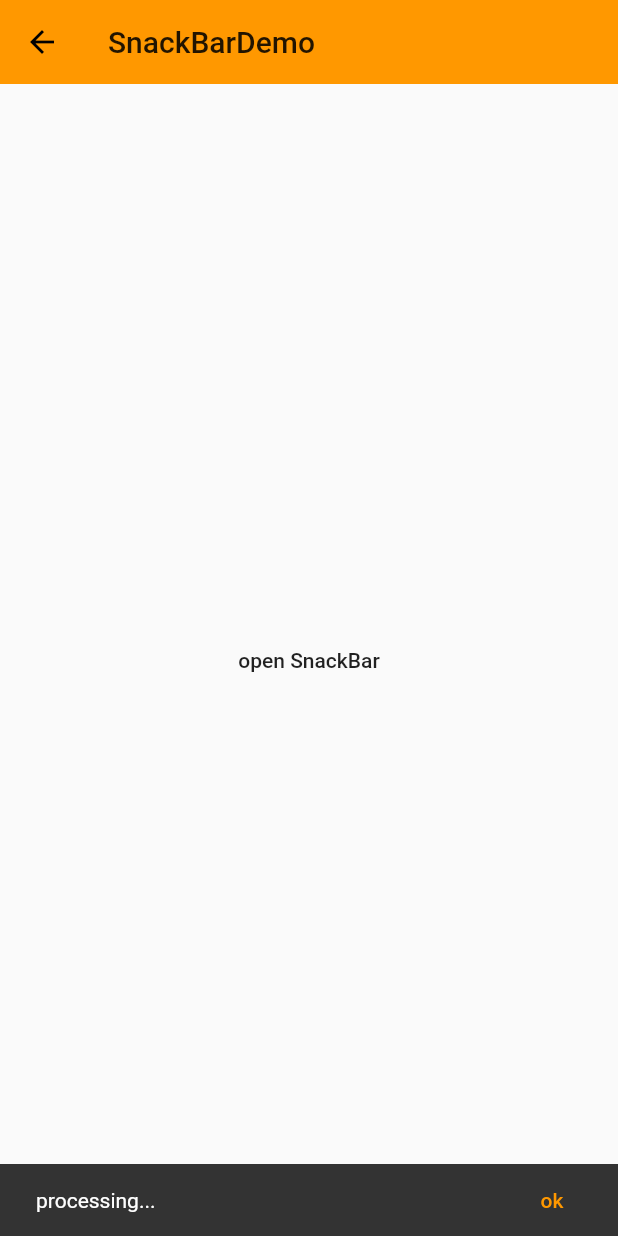
After one commit to zbwbb/flutter_vedio, a Flutter app: the SnackBarDemo screen opened directly, after a tap on "open SnackBar", on a phone screen of 412 x 824 dp. The commit adds this screen. Run offline on Flutter 3.47's test engine with Material 2 defaults, Android fonts, the phone set to English and light mode, and no system bars.

Commit message:
snackbar

```diff
--- /dev/null
+++ b/flutter_vedio_first/lib/demo/SnackBar_demo.dart
@@ -0,0 +1,49 @@
+import 'package:flutter/material.dart';
+
+class SnackBarDemo extends StatefulWidget {
+  @override
+  _SnackBarDemoState createState() => _SnackBarDemoState();
+}
+
+class _SnackBarDemoState extends State<SnackBarDemo> {
+  @override
+  Widget build(BuildContext context) {
+    return Scaffold(
+      appBar: AppBar(
+        title: Text('SnackBarDemo'),
+        elevation: 0.0,
+      ),
+      body: Container(
+        padding: EdgeInsets.all(8.0),
+        child: Column(
+          mainAxisAlignment: MainAxisAlignment.center,
+          children: <Widget>[
+            Row(
+              mainAxisAlignment: MainAxisAlignment.center,
+              children: <Widget>[SnackBarButton()],
+            ),
+          ],
+        ),
+      ),
+    );
+  }
+}
+
+class SnackBarButton extends StatelessWidget {
+  @override
+  Widget build(BuildContext context) {
+    return FlatButton(
+      child: Text('open SnackBar'),
+      onPressed: () {
+        // 调起
+        Scaffold.of(context).showSnackBar(SnackBar(
+          content: Text('processing...'),
+          action: SnackBarAction(
+            label: 'ok',
+            onPressed: () {},
+          ),
+        ));
+      },
+    );
+  }
+}
--- a/flutter_vedio_first/lib/demo/bottomsheet_demo.dart
+++ b/flutter_vedio_first/lib/demo/bottomsheet_demo.dart
@@ -39,7 +39,7 @@ class _BottomSheetDemoState extends State<BottomSheetDemo> {
 
   String _option = 'nothing';
 
-  _openModelBottomSheet()async{
+  _openModelBottomSheet() async {
 
     String option = await showModalBottomSheet(
       context: context,
--- a/flutter_vedio_first/lib/demo/material_components.dart
+++ b/flutter_vedio_first/lib/demo/material_components.dart
@@ -9,6 +9,7 @@ import 'package:flutter_vedio_first/demo/slider_demo.dart';
 import 'package:flutter_vedio_first/demo/DateTime_demo.dart';
 import 'package:flutter_vedio_first/demo/alertDialog_demo.dart';
 import 'package:flutter_vedio_first/demo/bottomsheet_demo.dart';
+import 'package:flutter_vedio_first/demo/SnackBar_demo.dart';
 
 
 class MaterialComponents extends StatelessWidget {
@@ -91,6 +92,10 @@ class MaterialComponents extends StatelessWidget {
           ListItem(
             title: 'bottomsheet',
             page: BottomSheetDemo(),
+          ),
+          ListItem(
+            title: 'snackBar',
+            page: SnackBarDemo(),
           ),
         ],
       ),
```
